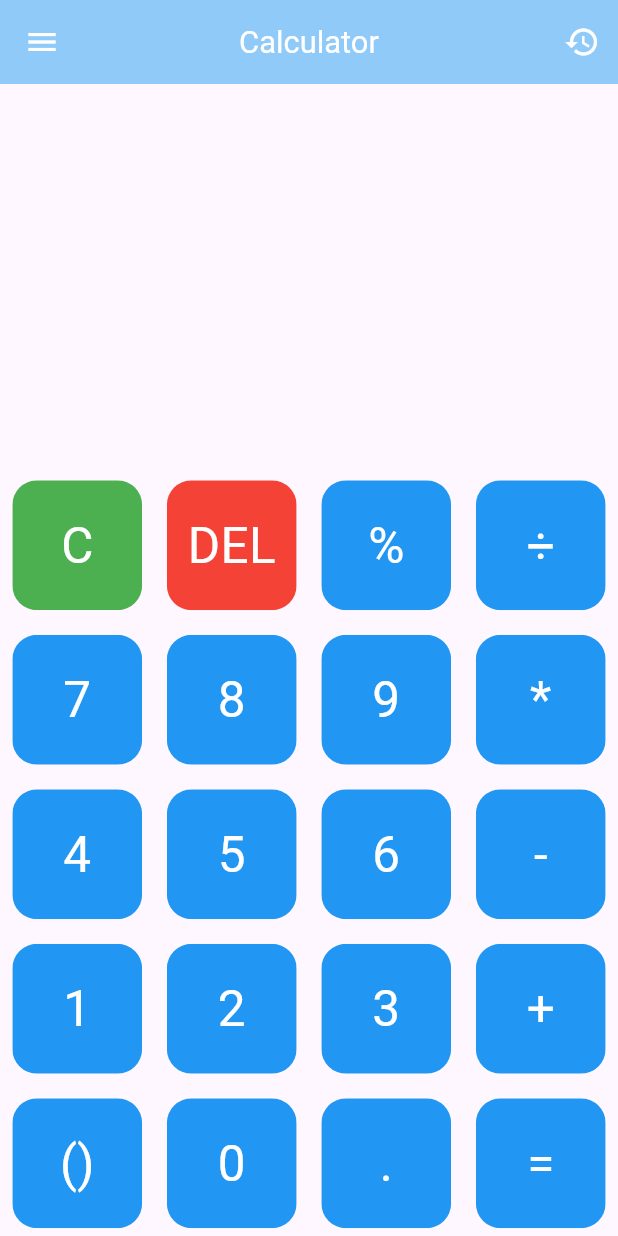
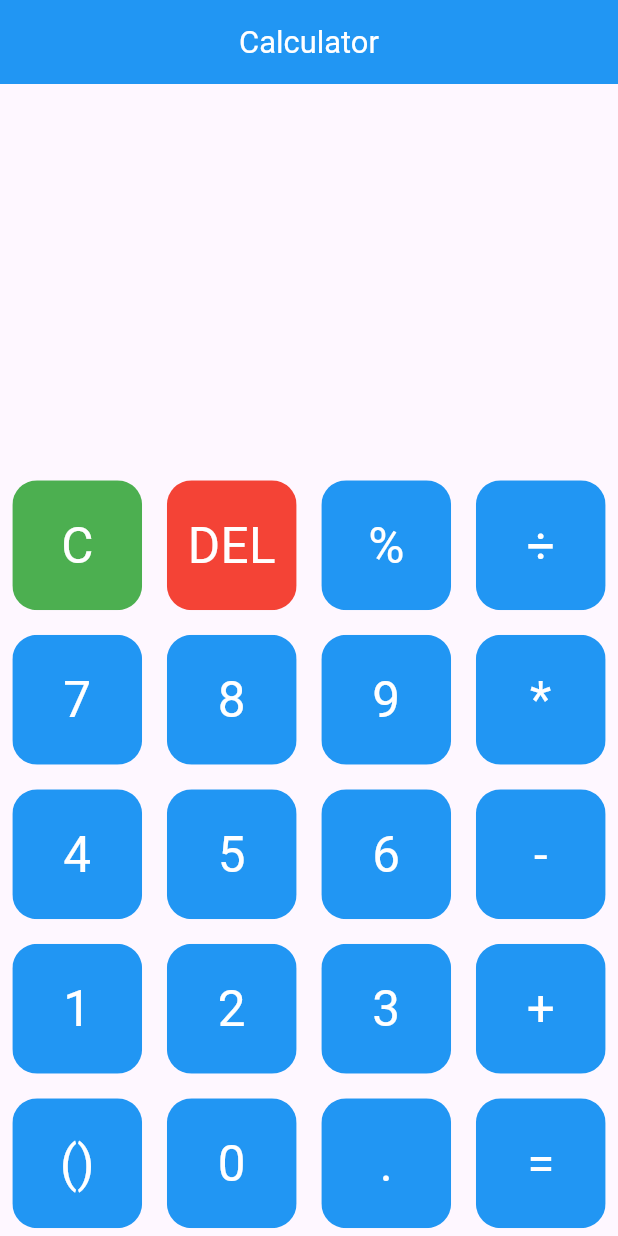
Before and after one commit to Jlara38/calculator_app, a Flutter app: the screen it shows after launch, on a phone screen of 412 x 824 dp. Run offline on Flutter 3.47's test engine with Material 3 defaults, Android fonts, the phone set to English and light mode, and no system bars; our stand-ins replace math_expressions.

Commit message:
Calculator App is now up and running (Very Simple design and functionality)

```diff
--- a/lib/main.dart
+++ b/lib/main.dart
@@ -1,6 +1,7 @@
 import 'package:flutter/material.dart';
 import 'package:flutter/services.dart';
 import 'buttons.dart';
+import 'package:math_expressions/math_expressions.dart';
 
 void main() async {
   runApp(const MyApp());
@@ -84,29 +85,22 @@ class _MyHomePageState extends State<MyHomePage> {
 
     return Scaffold(
       appBar: AppBar(
-        leading: IconButton(
-          icon: const Icon(Icons.menu),
-          tooltip: 'Menu I con',
-          onPressed: () {},
-        ),
+        // leading: IconButton(icon: const Icon(Icons.menu), tooltip: 'Menu I con', onPressed: () {}),
 
-        title: Text(
-          'Calculator',
-          style: TextStyle(fontSize: screenWidth * 0.05),
-        ),
+        title: Text('Calculator', style: TextStyle(fontSize: screenWidth * 0.05)),
 
-        actions: [
-          IconButton(
-            onPressed: () {},
-            icon: const Icon(Icons.history),
-            tooltip: 'History',
-            //Add more Icons here to put them after the history one
-          ),
-        ],
+        // actions: [
+        //   IconButton(
+        //     onPressed: () {},
+        //     icon: const Icon(Icons.history),
+        //     tooltip: 'History',
+        //     //Add more Icons here to put them after the history one
+        //   ),
+        // ],
 
         elevation: 0,
         centerTitle: true,
-        backgroundColor: Colors.blue[200],
+        backgroundColor: Colors.blue,
         foregroundColor: Colors.white,
 
         systemOverlayStyle: SystemUiOverlayStyle.dark,
@@ -121,10 +115,7 @@ class _MyHomePageState extends State<MyHomePage> {
     );
   }
 
-  Widget _createCalculationResultsWindow(
-    double screenWidth,
-    double screenHeight,
-  ) {
+  Widget _createCalculationResultsWindow(double screenWidth, double screenHeight) {
     return Expanded(
       child: Container(
         child: Column(
@@ -133,12 +124,24 @@ class _MyHomePageState extends State<MyHomePage> {
             Container(
               padding: EdgeInsets.all(screenWidth * 0.04),
               alignment: Alignment.centerRight,
-              child: Text(question),
+              child: Text(
+                question,
+                style: TextStyle(
+                  fontSize: screenWidth * 0.06,
+                  color: Colors.black,
+                ),
+              ),
             ),
             Container(
               padding: EdgeInsets.all(screenWidth * 0.04),
               alignment: Alignment.bottomRight,
-              child: Text(answer),
+              child: Text(
+                answer,
+                style: TextStyle(
+                  fontSize: screenWidth * 0.04,
+                  color: Colors.grey[900]
+                ),
+              ),
             ),
           ],
         ),
@@ -154,17 +157,36 @@ class _MyHomePageState extends State<MyHomePage> {
         // color: Colors.lightBlue[100],
         child: GridView.builder(
           itemCount: buttons.length,
-          gridDelegate: SliverGridDelegateWithFixedCrossAxisCount(
-            crossAxisCount: 4,
-          ),
+          gridDelegate: SliverGridDelegateWithFixedCrossAxisCount(crossAxisCount: 4),
           itemBuilder: (BuildContext context, int index) {
             // Index 0 is meant for the clearing of the entire user input
             if (index == 0) {
+              return _returnClearButton(screenWidth, screenHeight, index);
+            } else if (index == 1) {
+              // Index 1 is whenever the user wishes to delete something.
+              return _returnDelButton(screenWidth, screenHeight, index);
+            } else if (index == 16) {
+              // Index 16 is meant for whenever the user wants to add parentheses to their question.
+              return _returnParenthesesCheck(screenWidth, screenHeight, index);
+            } else if (index == 19) {
+              return _returnEqualsAns(screenWidth, screenHeight, index);
+            } else {
+              // Otherwise the rest of the buttons will just continue to operate as usual and just add on to the question variable.
+              return _clickableButtons(screenWidth, screenHeight, index);
+            }
+          },
+        ),
+      ),
+    );
+  }
+
+  Widget _returnClearButton(double screenWidth, double screenHeight, int index) {
     return MyButton(
       action_Pressed: () {
         setState(() {
           isParen = false;
           question = '';
+          answer = '';
         });
       },
       color: Colors.green,
@@ -173,8 +195,9 @@ class _MyHomePageState extends State<MyHomePage> {
       screenWidth: screenWidth,
       screenHeight: screenHeight,
     );
-            } // Index 1 is whenever the user wishes to delete something.
-            else if (index == 1) {
+  }
+
+  Widget _returnDelButton(double screenWidth, double screenHeight, int index) {
     return MyButton(
       action_Pressed: () {
         setState(() {
@@ -196,8 +219,8 @@ class _MyHomePageState extends State<MyHomePage> {
       screenHeight: screenHeight,
     );
   }
-            // Index 16 is meant for whenever the user wants to add parentheses to their question.
-            else if (index == 16) {
+
+  Widget _returnParenthesesCheck(double screenWidth, double screenHeight, int index) {
     // If the parentheses is false it means its the first time being used thus using the '(' this side of the parentheses.
     if (isParen == false) {
       return MyButton(
@@ -234,7 +257,22 @@ class _MyHomePageState extends State<MyHomePage> {
     }
   }
 
-            // Otherwise the rest of the buttons will just continue to operate as usual and just add on to the question variable.
+  Widget _returnEqualsAns(double screenWidth, double screenHeight, int index) {
+    return MyButton(
+      action_Pressed: () {
+        setState(() {
+          equalPressed();
+        });
+      },
+      color: Colors.blue,
+      textColor: Colors.white,
+      buttonText: buttons[index],
+      screenWidth: screenWidth,
+      screenHeight: screenHeight,
+    );
+  }
+
+  Widget _clickableButtons(double screenWidth, double screenHeight, int index) {
     return MyButton(
       action_Pressed: () {
         setState(() {
@@ -247,9 +285,21 @@ class _MyHomePageState extends State<MyHomePage> {
       screenHeight: screenHeight,
       screenWidth: screenWidth,
     );
-          },
-        ),
-      ),
-    );
+  }
+
+  void equalPressed() {
+    String finalQuestion = question;
+
+    // Creates our expression parser
+    ExpressionParser p = GrammarParser();
+
+    // Will save the parsed expression to the our exp variable.
+    Expression exp = p.parse(finalQuestion);
+
+    ContextModel cm = ContextModel();
+
+    double eval = exp.evaluate(EvaluationType.REAL, cm);
+
+    answer = eval.toString();
   }
 }
--- a/pubspec.yaml
+++ b/pubspec.yaml
@@ -46,6 +46,8 @@ dev_dependencies:
   # rules and activating additional ones.
   flutter_lints: ^5.0.0
 
+  math_expressions: ^2.7.0
+
 # For information on the generic Dart part of this file, see the
 # following page: https://dart.dev/tools/pub/pubspec
 
```
Also changed, not shown: pubspec.lock. Lines whose indentation alone changed are shown as unchanged.
